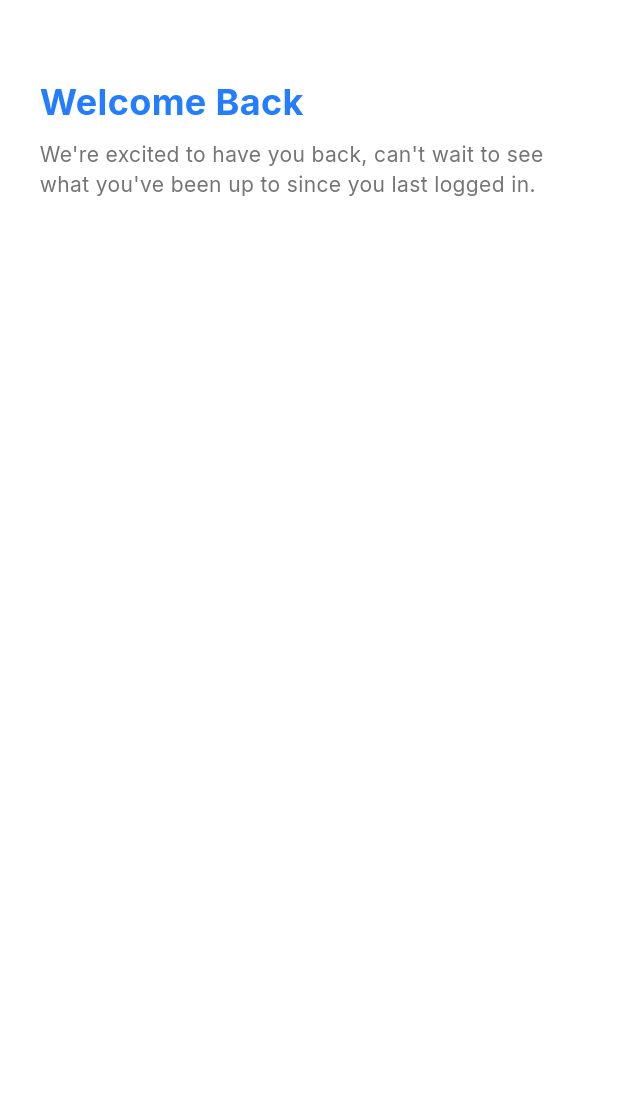
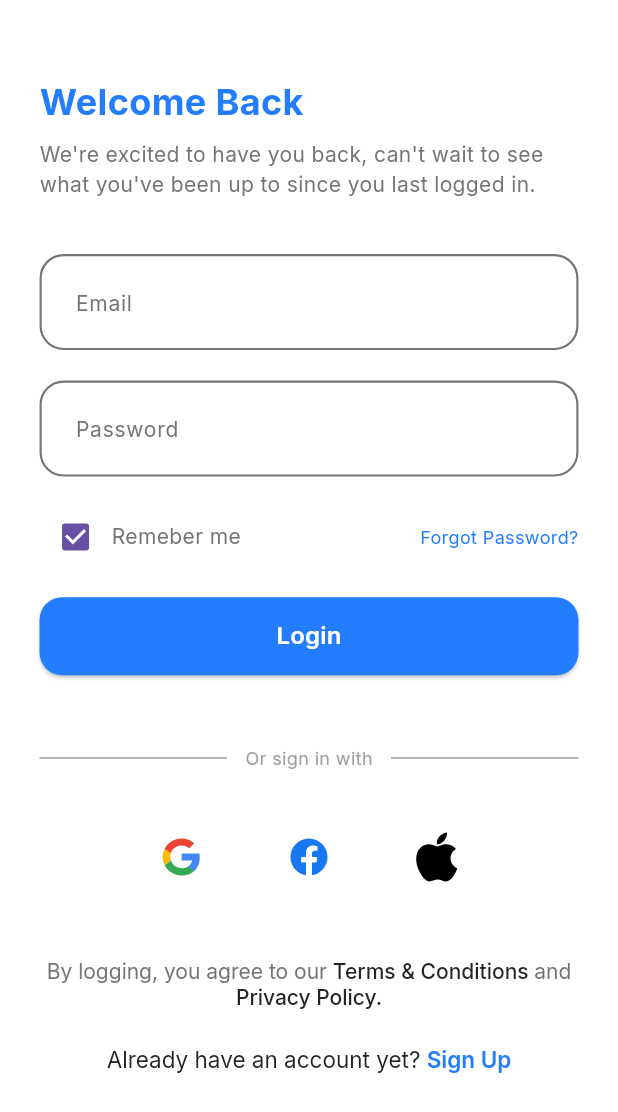
Before and after one commit to yousefali55/DocDocApp, a Flutter app: the LoginScreen screen opened by its route, on a phone screen of 412 x 824 dp. Shown: the top 1112 px of the screen. Run offline on Flutter 3.47's test engine with Material 3 defaults, Android fonts, the phone set to English and light mode, and no system bars; our stand-ins replace bloc, dio, flutter_bloc, flutter_screenutil, flutter_svg, google_fonts.

Commit message:
SignInScreen Done

```diff
--- a/lib/core/Routing/app_router.dart
+++ b/lib/core/Routing/app_router.dart
@@ -1,7 +1,11 @@
+import 'package:dio/dio.dart';
+import 'package:docdoc/core/Screens/login/cubit/cubit/sign_in_cubit.dart';
 import 'package:docdoc/core/Screens/login/ui/singin.dart';
 import 'package:docdoc/core/Screens/on_boarding/ui/onboarding_screen.dart';
 import 'package:docdoc/core/Routing/routes.dart';
+import 'package:docdoc/core/Screens/signup/ui/signup.dart';
 import 'package:flutter/material.dart';
+import 'package:flutter_bloc/flutter_bloc.dart';
 
 class AppRouter {
   Route generateRoute(RouteSettings settings) {
@@ -13,8 +17,14 @@ class AppRouter {
         );
       case Routes.LoginScreen:
         return MaterialPageRoute(
-          builder: (_) => const LoginScreen(),
+          builder: (_) =>  BlocProvider(
+            create: (context) => SignInCubit(Dio()),
+            child: const LoginScreen(),
+          ),
         );
+      case Routes.signUp:
+      return MaterialPageRoute(
+        builder: (_)=> const SignUpScreen());
       default:
         return MaterialPageRoute(
           builder: (_) => const Scaffold(
--- a/lib/core/Routing/routes.dart
+++ b/lib/core/Routing/routes.dart
@@ -2,4 +2,5 @@ class Routes{
   static const String OnBoardingScreen ='/OnBoardingScreen';
   static const String LoginScreen ='/LoginScreen';
   static const String HomeScreen ='/HomeScreen';
+  static const String signUp ='/SignUp';
 }
--- /dev/null
+++ b/lib/core/Screens/login/cubit/cubit/sign_in_cubit.dart
@@ -0,0 +1,34 @@
+import 'package:bloc/bloc.dart';
+import 'package:dio/dio.dart';
+import 'package:flutter/material.dart';
+import 'package:meta/meta.dart';
+
+part 'sign_in_state.dart';
+
+class SignInCubit extends Cubit<SignInState> {
+  SignInCubit(this.dio) : super(SignInInitial()){
+    dio.options.validateStatus = (status) {
+      // return true if the HTTP status code is less than 500
+      return status! < 500;
+    };
+  }
+  GlobalKey<FormState> signInFormKey = GlobalKey();
+  TextEditingController emailController = TextEditingController();
+  TextEditingController passwordController = TextEditingController();
+  final Dio dio;
+  signIn() async {
+    try {
+      emit(SignInLoading());
+      final response = await dio.post('https://demo-testing-wtql.onrender.com/api/v1/users/login', data: {
+        "email": emailController.text,
+        "password": passwordController.text,
+      }
+      );
+      print(response.toString());
+      emit(SignInSuccess());
+    } catch (e) {
+      emit(SignInFailure(errorMessage: e.toString()));
+      print(e.toString());
+    }
+  }
+}
--- /dev/null
+++ b/lib/core/Screens/login/cubit/cubit/sign_in_state.dart
@@ -0,0 +1,13 @@
+part of 'sign_in_cubit.dart';
+
+@immutable
+sealed class SignInState {}
+
+final class SignInInitial extends SignInState {}
+final class SignInLoading extends SignInState {}
+final class SignInSuccess extends SignInState {}
+final class SignInFailure extends SignInState {
+  final String errorMessage;
+
+  SignInFailure({required this.errorMessage});
+}
--- a/lib/core/Screens/login/ui/singin.dart
+++ b/lib/core/Screens/login/ui/singin.dart
@@ -1,4 +1,7 @@
+import 'package:docdoc/core/Routing/routes.dart';
+import 'package:docdoc/core/Screens/login/ui/form_login.dart';
 import 'package:docdoc/core/constants/text_styles.dart';
+import 'package:docdoc/core/widgets/texts_under_signin_signup.dart';
 import 'package:flutter/material.dart';
 import 'package:flutter_screenutil/flutter_screenutil.dart';
 
@@ -36,15 +39,13 @@ class LoginScreen extends StatelessWidget {
                 SizedBox(
                   height: 36.h,
                 ),
-                // LoginForm(
-                //   signinOrUp: 'Sign Up',
-                //   onTap: (){
-                //     Navigator.push(
-                //       context,
-                //       MaterialPageRoute(
-                //         builder: (_) => const SignUpScreen()));
-                //   }
-                // ),
+                const LoginForm(),
+                SizedBox(
+                  height: 10.h,
+                ),
+                TextsUnderSigninSignUp(onTap: (){
+                  Navigator.pushNamed(context, Routes.signUp);
+                }, signinOrUp: 'Sign Up')
               ],
             ),
           ),
--- a/lib/core/Screens/on_boarding/ui/onboarding_screen.dart
+++ b/lib/core/Screens/on_boarding/ui/onboarding_screen.dart
@@ -1,5 +1,5 @@
 import 'package:docdoc/core/widgets/row_in_onboarding.dart';
-import 'package:docdoc/core/widgets/stack_with_doctor_pic.dart';
+import 'package:docdoc/core/Screens/on_boarding/widgets/stack_with_doctor_pic.dart';
 import 'package:docdoc/core/widgets/text_and_button_onBoarding.dart';
 import 'package:flutter/material.dart';
 import 'package:flutter_screenutil/flutter_screenutil.dart';
--- a/lib/core/Screens/signup/ui/signup.dart
+++ b/lib/core/Screens/signup/ui/signup.dart
@@ -1,5 +1,5 @@
 import 'package:docdoc/core/constants/text_styles.dart';
-import 'package:docdoc/core/widgets/form_login.dart';
+import 'package:docdoc/core/Screens/signup/widgets/form_login.dart';
 import 'package:flutter/material.dart';
 import 'package:flutter_screenutil/flutter_screenutil.dart';
 
--- /dev/null
+++ b/lib/core/widgets/blue_snack_bar.dart
@@ -0,0 +1,13 @@
+import 'package:docdoc/core/constants/colors.dart';
+import 'package:flutter/material.dart';
+
+class BlueSnackBar extends SnackBar {
+  BlueSnackBar({
+    Key? key,
+    required String contentText,
+  }) : super(
+          key: key,
+          backgroundColor: ColorsManager.generalBlue, // Use your desired background color
+          content: Text(contentText),
+        );
+}
--- a/lib/core/widgets/textformfield_login_signup.dart
+++ b/lib/core/widgets/textformfield_login_signup.dart
@@ -14,14 +14,15 @@ class TextFormFieldLogin extends StatelessWidget {
   @override
   Widget build(BuildContext context) {
     return TextFormField(
+      controller: controller,
       decoration: InputDecoration(
           contentPadding: const EdgeInsets.all(20),
           hintText: hinttext,
-          hintStyle: TextStyles.InterW500Size14GreyC2,
+          hintStyle: TextStyles.InterW400Size14Grey,
           enabledBorder: OutlineInputBorder(
             borderRadius: BorderRadius.circular(16),
             borderSide: BorderSide(
-              color: ColorsManager.lightergrey,
+              color: ColorsManager.grey,
               width: 1.3.w,
             ),
           ),
--- a/lib/core/widgets/texts_under_signin_signup.dart
+++ b/lib/core/widgets/texts_under_signin_signup.dart
@@ -1,5 +1,8 @@
+import 'dart:ui';
+
 import 'package:docdoc/core/constants/Colors.dart';
 import 'package:docdoc/core/constants/text_styles.dart';
+import 'package:flutter/gestures.dart';
 import 'package:flutter/material.dart';
 import 'package:flutter_screenutil/flutter_screenutil.dart';
 import 'package:google_fonts/google_fonts.dart';
@@ -7,7 +10,8 @@ import 'package:google_fonts/google_fonts.dart';
 class TextsUnderSigninSignUp extends StatelessWidget {
   final void Function() onTap;
   final String signinOrUp;
-  const TextsUnderSigninSignUp({ required this.onTap, required this.signinOrUp});
+
+  const TextsUnderSigninSignUp({required this.onTap, required this.signinOrUp});
 
   @override
   Widget build(BuildContext context) {
@@ -42,9 +46,7 @@ class TextsUnderSigninSignUp extends StatelessWidget {
         SizedBox(
           height: 24.h,
         ),
-        GestureDetector(
-          onTap: onTap,
-          child: RichText(
+        RichText(
           text: TextSpan(
             children: [
               TextSpan(
@@ -62,9 +64,10 @@ class TextsUnderSigninSignUp extends StatelessWidget {
                   fontWeight: FontWeight.w600,
                   color: ColorsManager.generalBlue,
                 ),
+                recognizer: TapGestureRecognizer()
+                  ..onTap = onTap,
               ),
             ],
-            ),
           ),
         ),
       ],
```
Also changed, not shown: lib/core/Screens/login/ui/form_login.dart (+27 -29 lines), lib/core/Screens/on_boarding/widgets/stack_with_doctor_pic.dart (renamed from lib/core/widgets/stack_with_doctor_pic.dart), lib/core/Screens/signup/widgets/form_login.dart (renamed from lib/core/widgets/form_login.dart), 1 other file. Lines whose indentation alone changed are shown as unchanged.
